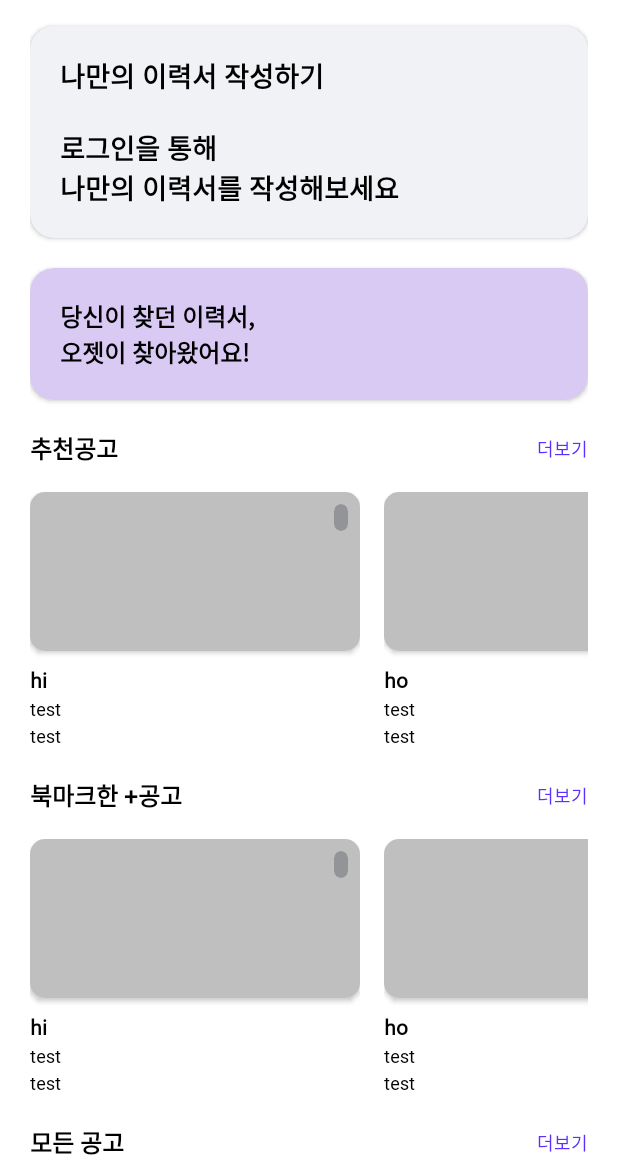
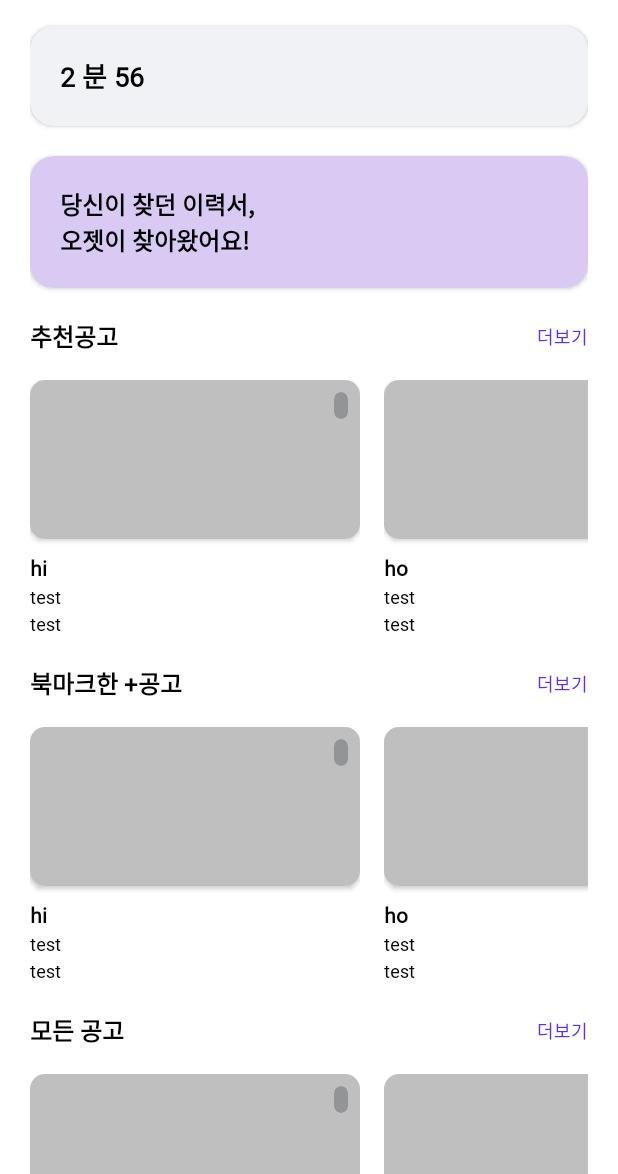
Before and after one commit to ozet-team/ozet-android, an Android app: the screen it shows after launch (MainActivity), on a phone screen of 412 x 824 dp, the part 62-1236 px from its top. Run offline under Robolectric (Android 15) with nearby library versions, the phone set to English and light mode, and no system bars; our stand-ins replace CircleImageView, RxJava, data binding, navigation-ui; 1 statement that could not run was skipped.

```diff
--- a/app/build.gradle
+++ b/app/build.gradle
@@ -3,7 +3,9 @@ plugins {
     id 'kotlin-android'
     id 'kotlin-kapt'
     id 'kotlin-parcelize'
+    id 'androidx.navigation.safeargs'
     id 'com.apollographql.apollo'
+
 }
 
 android {
@@ -55,12 +57,12 @@ dependencies {
     testImplementation 'junit:junit:4.+'
     androidTestImplementation 'androidx.test.ext:junit:1.1.3'
     androidTestImplementation 'androidx.test.espresso:espresso-core:3.4.0'
-
     implementation 'androidx.navigation:navigation-fragment-ktx:2.3.4'
     implementation 'androidx.navigation:navigation-ui-ktx:2.3.4'
-
     implementation 'androidx.lifecycle:lifecycle-livedata-ktx:2.3.1'
     implementation 'androidx.lifecycle:lifecycle-viewmodel-ktx:2.3.1'
+
+
 
     // koin
     // DI 앱 의존성 추가
--- a/app/src/main/java/com/team/ozet/views/ViewDatabindingAdapters.kt
+++ b/app/src/main/java/com/team/ozet/views/ViewDatabindingAdapters.kt
@@ -3,7 +3,6 @@ package com.team.ozet.views
 import android.util.Log
 import androidx.databinding.BindingAdapter
 import androidx.recyclerview.widget.RecyclerView
-import com.team.ozet.views.main_fragment.MainAdapter
 import com.team.ozet.views.main_fragment.NoticeAdapter
 
 
@@ -20,13 +19,7 @@ fun RecyclerView.setAdapterItems(items:List<Any>?){
                 }
             }
         }
-        is MainAdapter->{
-            items?.let {
-                with(adapter as MainAdapter){
-                    clear()
-                }
-            }
-        }
+
 
         else ->{
         Log.d("AAA", "바인딩어댑터 setItems 예외 에러")
--- a/app/src/main/java/com/team/ozet/views/main_fragment/MainFragment.kt
+++ b/app/src/main/java/com/team/ozet/views/main_fragment/MainFragment.kt
@@ -1,14 +1,16 @@
 package com.team.ozet.views.main_fragment
 
-import androidx.appcompat.app.AppCompatDelegate
+import android.util.Log
 import androidx.lifecycle.Observer
 import androidx.navigation.fragment.findNavController
 import androidx.recyclerview.widget.LinearLayoutManager
 import com.team.ozet.R
 import com.team.ozet.base.BaseFragment
 import com.team.ozet.databinding.FragmentMainBinding
-import com.team.ozet.views.notice_list.NoticeListFragment
 import org.koin.androidx.viewmodel.ext.android.viewModel
+import java.util.*
+import java.util.concurrent.TimeUnit
+import kotlin.concurrent.timerTask
 
 class MainFragment : BaseFragment<FragmentMainBinding>(R.layout.fragment_main) {
 
@@ -16,13 +18,54 @@ class MainFragment : BaseFragment<FragmentMainBinding>(R.layout.fragment_main) {
     private val viewModel: MainFragmentViewModel by viewModel()
 
     private lateinit var noticeAdapter: NoticeAdapter
+    private val timer =  Timer()
 
     override fun init() {
         binding.vm = viewModel
         initAdapter()
         callback()
+        startAuthTime()
+
 
     }
+
+    override fun onDestroy() {
+        timer.cancel()
+        super.onDestroy()
+    }
+
+    // timerTask onDestroy 일떄 캔슬 해줘야함   재시작 로직 없음
+    private fun startAuthTime(){
+
+        var totalTime = 180L // 3분
+
+        timer.schedule( timerTask {
+            activity?.runOnUiThread {
+                this.run {
+                    totalTime--
+                    var minute = TimeUnit.SECONDS.toMinutes(totalTime) - TimeUnit.SECONDS.toHours(totalTime)
+                    var second = TimeUnit.SECONDS.toSeconds(totalTime) - TimeUnit.SECONDS.toMinutes(totalTime) * 60
+                    // text 연결
+                    Log.i("AAA","run $minute 분 $second")
+                    var strTime = "$minute 분 $second"
+                    binding.tv.text = strTime
+                    // 0초일때 timer task 캔슬
+                    if (totalTime == 0L ){
+                        this.cancel()
+                        Log.i("AAA","cancel")
+                    }
+                }
+            }
+        },0,1000)
+
+    }
+
+    private fun stopAuthTime(){
+        timer.cancel()
+        binding.tv.text = "00:00"
+    }
+
+
 
     private fun callback() {
         with(viewModel){
@@ -33,8 +76,10 @@ class MainFragment : BaseFragment<FragmentMainBinding>(R.layout.fragment_main) {
 //                AppCompatDelegate.setDefaultNightMode(AppCompatDelegate.MODE_NIGHT_NO)
             })
             goLogin.observe(this@MainFragment, Observer {
+                findNavController().navigate(R.id.action_mainFragment_to_noticeListFragment)
+            })
 
-            })
+
         }
     }
 
--- a/app/src/main/java/com/team/ozet/views/notice_list/NoticeListFragment.kt
+++ b/app/src/main/java/com/team/ozet/views/notice_list/NoticeListFragment.kt
@@ -6,6 +6,7 @@ import androidx.fragment.app.Fragment
 import android.view.LayoutInflater
 import android.view.View
 import android.view.ViewGroup
+import androidx.navigation.fragment.findNavController
 import com.team.ozet.R
 import com.team.ozet.base.BaseFragment
 import com.team.ozet.databinding.FragmentNoticeListBinding
--- a/app/src/main/res/layout/fragment_main.xml
+++ b/app/src/main/res/layout/fragment_main.xml
@@ -21,6 +21,8 @@
             android:layout_marginLeft="20dp"
             android:layout_marginRight="20dp"
             >
+
+
             <androidx.constraintlayout.widget.ConstraintLayout
                 android:id="@+id/cl_top"
                 android:layout_width="0dp"
@@ -81,8 +83,8 @@
                     android:layout_height="wrap_content"
                     android:layout_margin="20dp"
                     android:text="나만의 이력서 작성하기 \n\n로그인을 통해\n나만의 이력서를 작성해보세요"
-                    app:layout_constraintLeft_toLeftOf="parent"
-                    app:layout_constraintTop_toTopOf="parent" />
+                    />
+
 
             </androidx.cardview.widget.CardView>
 
@@ -104,8 +106,7 @@
                     android:layout_height="wrap_content"
                     android:layout_margin="20dp"
                     android:text="당신이 찾던 이력서,\n오젯이 찾아왔어요!"
-                    app:layout_constraintLeft_toLeftOf="parent"
-                    app:layout_constraintTop_toTopOf="parent" />
+                    />
 
             </androidx.cardview.widget.CardView>
 
--- a/app/src/main/res/navigation/nav_graph.xml
+++ b/app/src/main/res/navigation/nav_graph.xml
@@ -18,11 +18,16 @@
         <action
             android:id="@+id/action_mainFragment_to_noticeListFragment"
             app:destination="@id/noticeListFragment" />
+
     </fragment>
     <fragment
         android:id="@+id/noticeListFragment"
         android:name="com.team.ozet.views.notice_list.NoticeListFragment"
-        android:label="NoticeListFragment" />
+        android:label="NoticeListFragment" >
+        <argument
+            android:name="name"
+            app:argType="string"/>
+    </fragment>
 
 
 
--- a/build.gradle
+++ b/build.gradle
@@ -10,6 +10,7 @@ buildscript {
         classpath "com.android.tools.build:gradle:4.1.1"
         classpath "org.jetbrains.kotlin:kotlin-gradle-plugin:$kotlin_version"
         classpath "com.apollographql.apollo:apollo-gradle-plugin:2.5.2"
+        classpath "androidx.navigation:navigation-safe-args-gradle-plugin:2.3.5"
         // NOTE: Do not place your application dependencies here; they belong
         // in the individual module build.gradle files
     }
```
Also changed, not shown: app/src/main/java/com/team/ozet/views/main_fragment/MainFragmentViewModel.kt (+11 -0 lines), app/src/main/res/navigation/sign_nav_graph.xml (deleted, +0 -14 lines).
